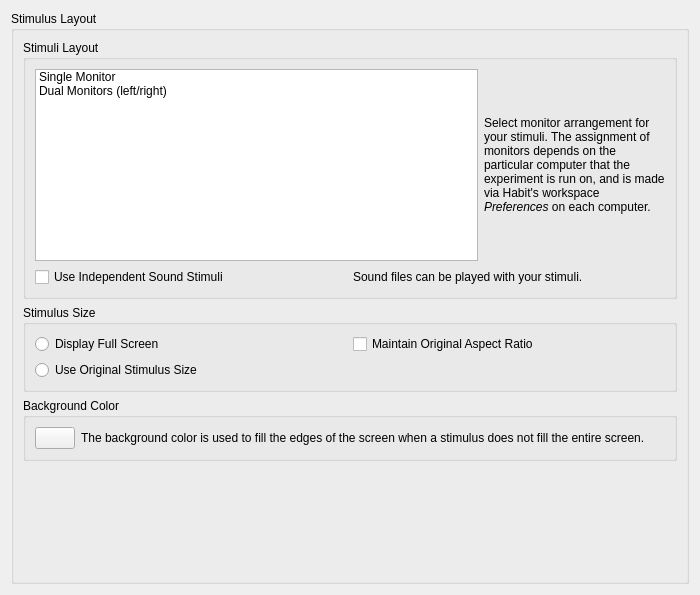
Above: libs/habutil/habit/HStimulusDisplayInfoForm.ui from djsperka/habit2-src before the change. Below: the same form after it.
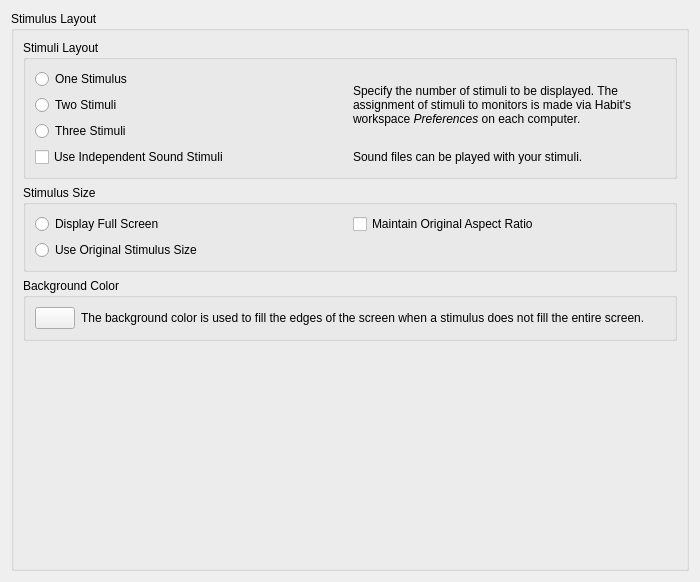
That is the form after the change. Icons and pictures are not drawn.

Commit message: Multiple screen stimuli Changes to add a new stimulus layout allowing three screens.

```diff
--- a/libs/habutil/habit/HStimulusDisplayInfoForm.ui
+++ b/libs/habutil/habit/HStimulusDisplayInfoForm.ui
@@ -7,7 +7,7 @@
     <x>0</x>
     <y>0</y>
     <width>700</width>
-    <height>595</height>
+    <height>582</height>
    </rect>
   </property>
   <property name="windowTitle">
@@ -19,53 +19,44 @@
      <property name="title">
       <string>Stimulus Layout</string>
      </property>
-     <layout class="QVBoxLayout" name="verticalLayout_3">
+     <layout class="QVBoxLayout" name="verticalLayout_4">
       <item>
        <widget class="QGroupBox" name="groupBox_3">
         <property name="title">
          <string>Stimuli Layout</string>
         </property>
-        <layout class="QVBoxLayout" name="verticalLayout_2">
+        <layout class="QVBoxLayout" name="verticalLayout_3">
          <item>
           <layout class="QHBoxLayout" name="horizontalLayout_3">
            <item>
-            <widget class="QListWidget" name="listStimulusLayout">
-             <property name="sizePolicy">
-              <sizepolicy hsizetype="Expanding" vsizetype="Minimum">
-               <horstretch>0</horstretch>
-               <verstretch>0</verstretch>
-              </sizepolicy>
-             </property>
+            <layout class="QVBoxLayout" name="verticalLayout_2">
              <item>
-              <property name="text">
-               <string>Single Monitor</string>
-              </property>
-              <property name="toolTip">
-               <string>Display stimuli on a single monitor</string>
-              </property>
-              <property name="icon">
-               <iconset resource="resources.qrc">
-                <normaloff>:/resources/single.png</normaloff>:/resources/single.png</iconset>
-              </property>
+              <widget class="QRadioButton" name="rbSingle">
+               <property name="text">
+                <string>One Stimulus</string>
+               </property>
+              </widget>
              </item>
              <item>
-              <property name="text">
-               <string>Dual Monitors (left/right)</string>
-              </property>
-              <property name="toolTip">
-               <string>Display stimuli on dual monitors, arranged side by side.</string>
-              </property>
-              <property name="icon">
-               <iconset resource="resources.qrc">
-                <normaloff>:/resources/leftright.png</normaloff>:/resources/leftright.png</iconset>
-              </property>
+              <widget class="QRadioButton" name="rbLeftRight">
+               <property name="text">
+                <string>Two Stimuli</string>
+               </property>
+              </widget>
              </item>
-            </widget>
+             <item>
+              <widget class="QRadioButton" name="rbTriple">
+               <property name="text">
+                <string>Three Stimuli</string>
+               </property>
+              </widget>
+             </item>
+            </layout>
            </item>
            <item>
             <widget class="QLabel" name="label">
              <property name="text">
-              <string>&lt;html&gt;&lt;head/&gt;&lt;body&gt;&lt;p&gt;Select monitor arrangement for your stimuli. The assignment of monitors depends on the particular computer that the experiment is run on, and is made via Habit's workspace &lt;span style=&quot; font-style:italic;&quot;&gt;Preferences&lt;/span&gt; on each computer&lt;span style=&quot; font-style:italic;&quot;&gt;. &lt;/span&gt;&lt;/p&gt;&lt;/body&gt;&lt;/html&gt;</string>
+              <string>&lt;html&gt;&lt;head/&gt;&lt;body&gt;&lt;p&gt;Specify the number of stimuli to be displayed. The assignment of stimuli to monitors is made via Habit's workspace &lt;span style=&quot; font-style:italic;&quot;&gt;Preferences&lt;/span&gt; on each computer&lt;span style=&quot; font-style:italic;&quot;&gt;.&lt;/span&gt;&lt;/p&gt;&lt;/body&gt;&lt;/html&gt;</string>
              </property>
              <property name="wordWrap">
               <bool>true</bool>
```
The commit also changes 23 other files.
